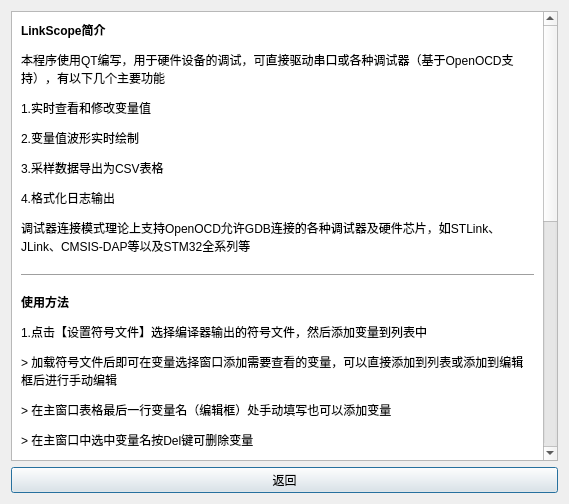
Qt form helpwindow.ui (Skythinker616/LinkScope) before a commit.
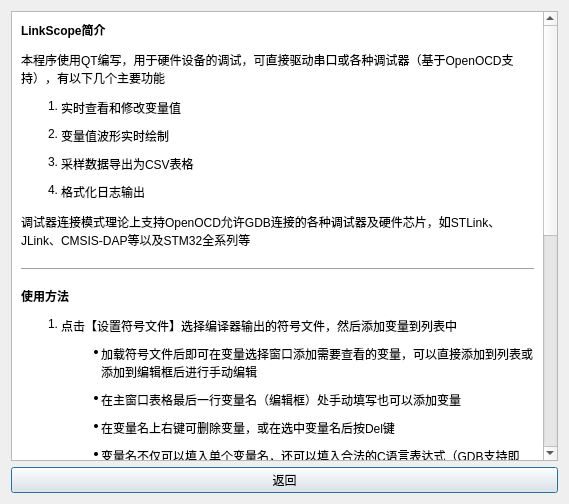
The same form after that commit.

Commit message: 选择窗口添加一层文件名节点；添加右键删除变量；添加启动时检查openocd进程；调整帮助信息样式；版本号更新至1.2.2

```diff
--- a/helpwindow.ui
+++ b/helpwindow.ui
@@ -32,9 +32,9 @@
       <property name="geometry">
        <rect>
         <x>0</x>
-        <y>-390</y>
+        <y>0</y>
         <width>523</width>
-        <height>1308</height>
+        <height>1283</height>
        </rect>
       </property>
       <property name="autoFillBackground">
@@ -53,7 +53,52 @@
           </sizepolicy>
          </property>
          <property name="text">
-          <string>&lt;html&gt;&lt;head/&gt;&lt;body&gt;&lt;p&gt;&lt;span style=&quot; font-weight:600;&quot;&gt;LinkScope简介&lt;/span&gt;&lt;/p&gt;&lt;p&gt;本程序使用QT编写，用于硬件设备的调试，可直接驱动串口或各种调试器（基于OpenOCD支持），有以下几个主要功能&lt;/p&gt;&lt;p&gt;1.实时查看和修改变量值&lt;/p&gt;&lt;p&gt;2.变量值波形实时绘制&lt;/p&gt;&lt;p&gt;3.采样数据导出为CSV表格&lt;/p&gt;&lt;p&gt;4.格式化日志输出&lt;/p&gt;&lt;p&gt;调试器连接模式理论上支持OpenOCD允许GDB连接的各种调试器及硬件芯片，如STLink、JLink、CMSIS-DAP等以及STM32全系列等&lt;/p&gt;&lt;hr/&gt;&lt;p&gt;&lt;span style=&quot; font-weight:600;&quot;&gt;使用方法&lt;/span&gt;&lt;/p&gt;&lt;p&gt;1.点击【设置符号文件】选择编译器输出的符号文件，然后添加变量到列表中&lt;/p&gt;&lt;p&gt;&amp;gt; 加载符号文件后即可在变量选择窗口添加需要查看的变量，可以直接添加到列表或添加到编辑框后进行手动编辑&lt;/p&gt;&lt;p&gt;&amp;gt; 在主窗口表格最后一行变量名（编辑框）处手动填写也可以添加变量&lt;/p&gt;&lt;p&gt;&amp;gt; 在主窗口中选中变量名按Del键可删除变量&lt;/p&gt;&lt;p&gt;&amp;gt; 变量名不仅可以填入单个变量名，还可以填入合法的C语言表达式（GDB支持即可）；复合类型不能修改和绘图，只能实时查看&lt;/p&gt;&lt;p&gt;2.选择连接模式，连接芯片，连接后程序开始循环采样，勾选【监视日志】后即可将下位机输出的日志实时显示出来&lt;/p&gt;&lt;p&gt;&amp;gt; 调试器模式下，在下拉框中选择调试器和芯片类型，点击连接目标&lt;/p&gt;&lt;p&gt;&amp;gt; 串口模式下，点击刷新串口加载串口列表，选中所连接的串口，点击连接目标&lt;/p&gt;&lt;p&gt;&amp;gt; 串口功能和日志功能都需要修改下位机程序，可以在菜单中进入主页查看说明&lt;/p&gt;&lt;p&gt;3.编辑【修改变量】列可以修改变量值，双击【图线颜色】列可以选择绘图颜色 &lt;/p&gt;&lt;p&gt;4.单击【变量名】列选中对应的变量，可以在绘图窗口查看历史数据，并会加粗绘制 &lt;/p&gt;&lt;p&gt;5.绘图界面说明请到绘图窗口点击操作说明 &lt;/p&gt;&lt;p&gt;6.点击菜单中的保存/导入配置可以将当前配置保存到INI文件或从文件中恢复配置，点击导出数据可以将获取到的采样数据导出到CSV表格文件&lt;/p&gt;&lt;hr/&gt;&lt;p&gt;&lt;span style=&quot; font-weight:600;&quot;&gt;注意事项 &lt;/span&gt;&lt;/p&gt;&lt;p&gt;1.修改符号文件路径后需要重新连接 &lt;/p&gt;&lt;p&gt;2.连接目标前请确认已使用该调试器为目标芯片下载过指定程序 &lt;/p&gt;&lt;p&gt;3.若程序闪退后发现下一次运行时无法连接目标，请尝试手动结束openocd.exe进程 &lt;/p&gt;&lt;p&gt;4.连接配置文件位于openocd/share/openocd/scripts下的target和interface中，用户可按照openocd语法编写配置脚本，放入对应目录下后点击“刷新连接配置”菜单项&lt;/p&gt;&lt;/body&gt;&lt;/html&gt;</string>
+          <string>&lt;html&gt;
+&lt;head&gt;
+    &lt;style&gt;
+        li{margin-top: 10px;}
+    &lt;/style&gt;
+&lt;/head&gt;
+&lt;body&gt;
+    &lt;p&gt;&lt;span style=&quot;font-weight:600;&quot;&gt;LinkScope简介&lt;/span&gt;&lt;/p&gt;
+    &lt;p&gt;本程序使用QT编写，用于硬件设备的调试，可直接驱动串口或各种调试器（基于OpenOCD支持），有以下几个主要功能&lt;/p&gt;
+    &lt;ol&gt;
+        &lt;li&gt;实时查看和修改变量值&lt;/li&gt;
+        &lt;li&gt;变量值波形实时绘制&lt;/li&gt;
+        &lt;li&gt;采样数据导出为CSV表格&lt;/li&gt;
+        &lt;li&gt;格式化日志输出&lt;/li&gt;
+    &lt;/ol&gt;
+    &lt;p&gt;调试器连接模式理论上支持OpenOCD允许GDB连接的各种调试器及硬件芯片，如STLink、JLink、CMSIS-DAP等以及STM32全系列等&lt;/p&gt;
+    &lt;hr /&gt;
+    &lt;p&gt;&lt;span style=&quot;font-weight:600;&quot;&gt;使用方法&lt;/span&gt;&lt;/p&gt;
+    &lt;ol&gt;
+        &lt;li&gt;点击【设置符号文件】选择编译器输出的符号文件，然后添加变量到列表中&lt;/li&gt;
+        &lt;ul&gt;
+            &lt;li&gt;加载符号文件后即可在变量选择窗口添加需要查看的变量，可以直接添加到列表或添加到编辑框后进行手动编辑&lt;/li&gt;
+            &lt;li&gt;在主窗口表格最后一行变量名（编辑框）处手动填写也可以添加变量&lt;/li&gt;
+            &lt;li&gt;在变量名上右键可删除变量，或在选中变量名后按Del键&lt;/li&gt;
+            &lt;li&gt;变量名不仅可以填入单个变量名，还可以填入合法的C语言表达式（GDB支持即可）；复合类型不能修改和绘图，只能实时查看&lt;/li&gt;
+        &lt;/ul&gt;
+        &lt;li&gt;选择连接模式，连接芯片，连接后程序开始循环采样，勾选【监视日志】后即可将下位机输出的日志实时显示出来&lt;/li&gt;
+        &lt;ul&gt;
+            &lt;li&gt;调试器模式下，在下拉框中选择调试器和芯片类型，点击连接目标&lt;/li&gt;
+            &lt;li&gt;串口模式下，点击刷新串口加载串口列表，选中所连接的串口，点击连接目标&lt;/li&gt;
+            &lt;li&gt;串口功能和日志功能都需要修改下位机程序，可以在菜单中进入主页查看说明&lt;/li&gt;
+        &lt;/ul&gt;
+        &lt;li&gt;编辑【修改变量】列可以修改变量值，双击【图线颜色】列可以选择绘图颜色 &lt;/li&gt;
+        &lt;li&gt;单击【变量名】列选中对应的变量，可以在绘图窗口查看历史数据，并会加粗绘制 &lt;/li&gt;
+        &lt;li&gt;绘图界面说明请到绘图窗口点击操作说明 &lt;/li&gt;
+        &lt;li&gt;点击菜单中的保存/导入配置可以将当前配置保存到INI文件或从文件中恢复配置，点击导出数据可以将获取到的采样数据导出到CSV表格文件&lt;/li&gt;
+    &lt;/ol&gt;
+    &lt;hr /&gt;
+    &lt;p&gt;&lt;span style=&quot;font-weight:600;&quot;&gt;注意事项 &lt;/span&gt;&lt;/p&gt;
+    &lt;ul&gt;
+        &lt;li&gt;修改符号文件路径后需要重新连接 &lt;/li&gt;
+        &lt;li&gt;连接目标前请确认已使用该调试器为目标芯片下载过指定程序 &lt;/li&gt;
+        &lt;li&gt;连接配置文件位于openocd/share/openocd/scripts下的target和interface中，用户可按照openocd语法编写配置脚本，放入对应目录下后点击“刷新连接配置”菜单项&lt;/li&gt;
+    &lt;/ul&gt;
+&lt;/body&gt;
+&lt;/html&gt;</string>
          </property>
          <property name="textFormat">
           <enum>Qt::AutoText</enum>
```
The commit also changes 10 other files.
